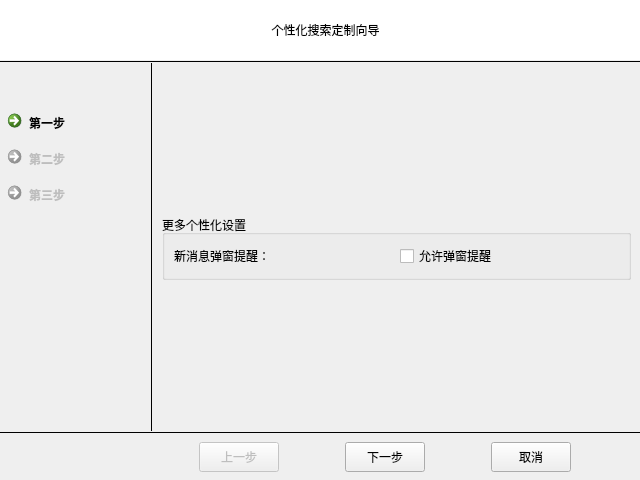
RemnantCloude/FlyMessage, file webwizardform.ui: the form before one commit.
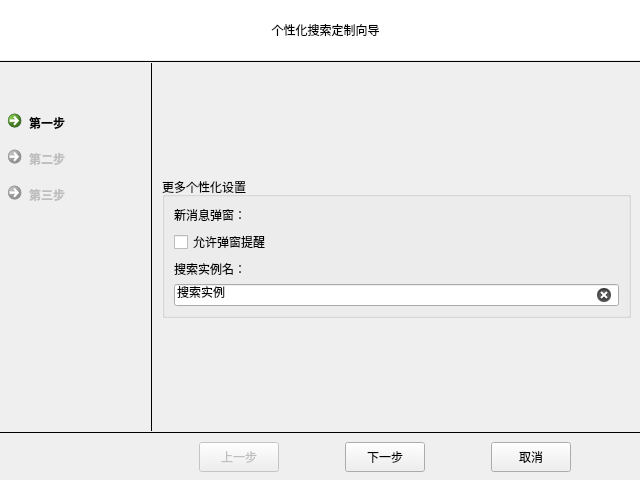
The form after the commit. Icons and pictures are not drawn.

Commit message:
设置按钮的实现
设置按钮事件+滑动置顶

What changed in the file:
```diff
--- a/webwizardform.ui
+++ b/webwizardform.ui
@@ -490,7 +490,7 @@
            <property name="sizeHint" stdset="0">
             <size>
              <width>20</width>
-             <height>132</height>
+             <height>0</height>
             </size>
            </property>
           </spacer>
@@ -506,11 +506,11 @@
            <property name="title">
             <string>更多个性化设置</string>
            </property>
-           <layout class="QHBoxLayout" name="horizontalLayout">
+           <layout class="QVBoxLayout" name="verticalLayout_3">
             <item>
-             <widget class="QLabel" name="p4Label">
+             <widget class="QLabel" name="label">
               <property name="text">
-               <string>新消息弹窗提醒：</string>
+               <string>新消息弹窗：</string>
               </property>
              </widget>
             </item>
@@ -521,6 +521,26 @@
               </property>
              </widget>
             </item>
+            <item>
+             <widget class="QLabel" name="label_2">
+              <property name="text">
+               <string>搜索实例名：</string>
+              </property>
+             </widget>
+            </item>
+            <item>
+             <widget class="QLineEdit" name="lineEdit">
+              <property name="tabletTracking">
+               <bool>false</bool>
+              </property>
+              <property name="text">
+               <string>搜索实例</string>
+              </property>
+              <property name="clearButtonEnabled">
+               <bool>true</bool>
+              </property>
+             </widget>
+            </item>
            </layout>
           </widget>
          </item>
@@ -532,7 +552,7 @@
            <property name="sizeHint" stdset="0">
             <size>
              <width>20</width>
-             <height>40</height>
+             <height>0</height>
             </size>
            </property>
           </spacer>
```
The commit also changes 5 other files.
